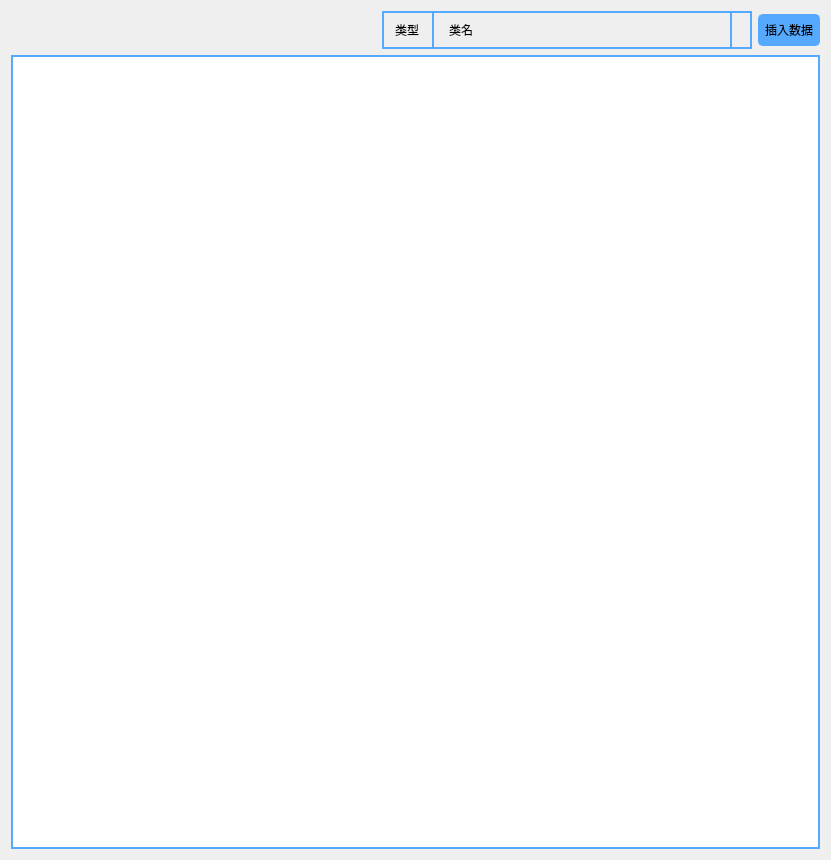
Old version of the form docmentui.ui in the repository KeyboardMan1996/qssEditer.
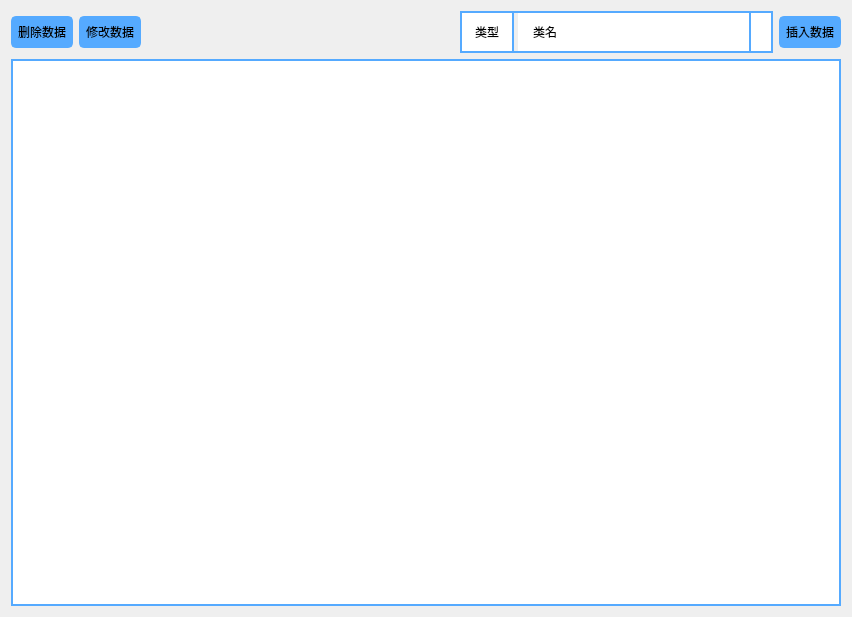
New version of the form. Icons and pictures are not drawn.

```diff
--- a/docmentui.ui
+++ b/docmentui.ui
@@ -6,8 +6,8 @@
    <rect>
     <x>0</x>
     <y>0</y>
-    <width>831</width>
-    <height>860</height>
+    <width>852</width>
+    <height>617</height>
    </rect>
   </property>
   <property name="sizePolicy">
@@ -22,6 +22,74 @@
   <layout class="QVBoxLayout" name="verticalLayout">
    <item>
     <layout class="QHBoxLayout" name="horizontalLayout_2">
+     <item>
+      <widget class="QPushButton" name="insertButton_2">
+       <property name="sizePolicy">
+        <sizepolicy hsizetype="Fixed" vsizetype="Fixed">
+         <horstretch>0</horstretch>
+         <verstretch>0</verstretch>
+        </sizepolicy>
+       </property>
+       <property name="minimumSize">
+        <size>
+         <width>0</width>
+         <height>30</height>
+        </size>
+       </property>
+       <property name="styleSheet">
+        <string notr="true">.QPushButton{
+	background-color: rgb(85, 170, 255);
+	border-color: rgb(85, 170, 255);
+	border-width:2px;
+	border-style:solid;
+	border-radius:5px;
+	padding:5px;
+	font: 75 9pt &quot;微软雅黑&quot;;
+}
+.QPushButton:hover{
+	
+	border-color: rgb(255, 255, 255);
+}</string>
+       </property>
+       <property name="text">
+        <string>删除数据</string>
+       </property>
+      </widget>
+     </item>
+     <item>
+      <widget class="QPushButton" name="insertButton_3">
+       <property name="sizePolicy">
+        <sizepolicy hsizetype="Fixed" vsizetype="Fixed">
+         <horstretch>0</horstretch>
+         <verstretch>0</verstretch>
+        </sizepolicy>
+       </property>
+       <property name="minimumSize">
+        <size>
+         <width>0</width>
+         <height>30</height>
+        </size>
+       </property>
+       <property name="styleSheet">
+        <string notr="true">.QPushButton{
+	background-color: rgb(85, 170, 255);
+	border-color: rgb(85, 170, 255);
+	border-width:2px;
+	border-style:solid;
+	border-radius:5px;
+	padding:5px;
+	font: 75 9pt &quot;微软雅黑&quot;;
+}
+.QPushButton:hover{
+	
+	border-color: rgb(255, 255, 255);
+}</string>
+       </property>
+       <property name="text">
+        <string>修改数据</string>
+       </property>
+      </widget>
+     </item>
      <item>
       <spacer name="horizontalSpacer">
        <property name="orientation">
@@ -77,6 +145,8 @@
 	padding:10px;
 	border: solid rgb(85, 170, 255);
 	border-right-width:2px;
+	background-color: rgb(255, 255, 255);
+	margin:2px;
 }</string>
           </property>
           <property name="text">
@@ -97,21 +167,22 @@
 	border: 0px solid rgb(85, 170, 255);
 	background-color: rgba(255, 255, 255, 0);
     padding: 1px 18px 1px 15px;
+	margin:2px;
     min-width: 60px;
     min-height:30px;
 }
 
 QComboBox:editable {
-    background: rgba(255, 255, 255, 0);
+    background: rgba(255, 255, 255,0);
 }
 
 QComboBox:!editable, QComboBox::drop-down:editable {
-      background-color: rgb(255, 255, 255,0);
+      background-color: rgb(255, 255, 255);
 }
 
 /* QComboBox gets the &quot;on&quot; state when the popup is open */
 QComboBox:!editable:on, QComboBox::drop-down:editable:on {
-      background-color: rgb(238, 238, 238,0);
+      background-color: rgb(238, 238, 238);
 }
 
 QComboBox:on { /* shift the text when the popup opens */
@@ -128,18 +199,17 @@
     border-left-style: solid; /* just a single line */
     border-top-right-radius: 3px; /* same radius as the QComboBox */
     border-bottom-right-radius: 3px;
-    background: rgba(255, 255, 255, 0);
 }
 
 QComboBox::down-arrow {
-    image: url(:/image/ico_01.png);
-    background: rgba(255, 255, 255, 0);
+    image: url(:/images/ico_01.png);
+    background: rgb(255, 255, 255);
 }
 
 QComboBox::down-arrow:on { /* shift the arrow when popup is open */
     top: 1px;
     left: 1px;
-    background: rgba(255, 255, 255, 0);
+    background: rgb(255, 255, 255);
 }
 QComboBox QAbstractItemView::item {
      color: rgb(8, 8, 8);
@@ -157,7 +227,8 @@
      border-bottom-left-radius: 3px; 
 	 border-color: rgb(85, 170, 255);
      min-height: 20px;
-     background: rgba(255, 255, 255, 0);
+     
+	background-color: rgb(255, 255, 255);
 }
 
 QLabel {
```
Left out of the diff: 2 changed lines with no effect on the pictures.
